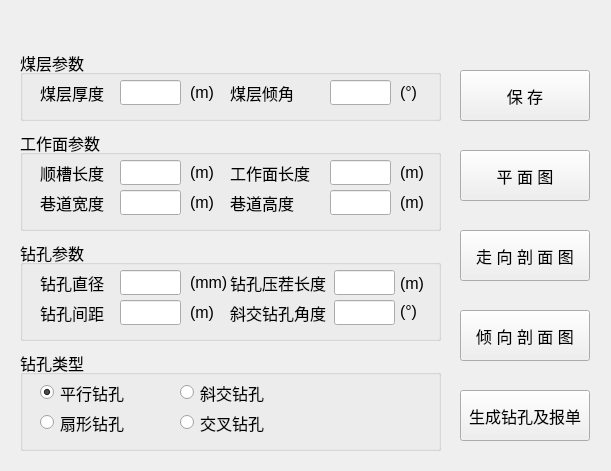
wyrover/cbm, file python/cbm/uifiles/gas_design_p2_3_dlg.ui: the form before one commit.
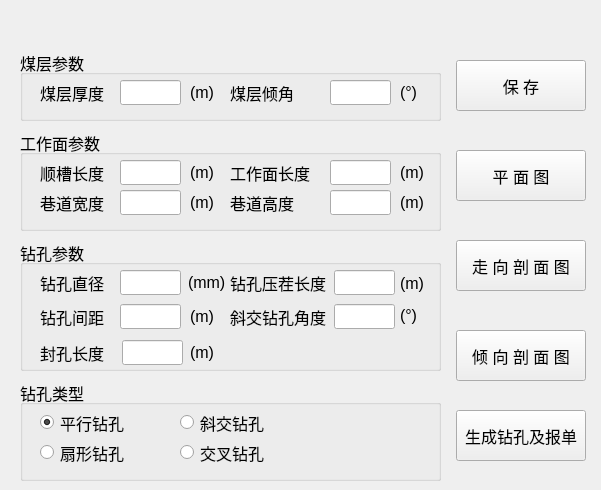
The form after the commit. Icons and pictures are not drawn.

Commit message: 1、掘进面抽采设计design_drilling_technology以及工作面抽采设计design_work_surf_technology增加一个“封孔长度”close_length字段 2、相应的代码同步更新（thrift、报表模板等）

Diff of the .ui file:
```diff
--- a/python/cbm/uifiles/gas_design_p2_3_dlg.ui
+++ b/python/cbm/uifiles/gas_design_p2_3_dlg.ui
@@ -6,8 +6,8 @@
    <rect>
     <x>0</x>
     <y>0</y>
-    <width>611</width>
-    <height>471</height>
+    <width>601</width>
+    <height>490</height>
    </rect>
   </property>
   <property name="windowTitle">
@@ -22,14 +22,14 @@
     <rect>
      <x>0</x>
      <y>30</y>
-     <width>611</width>
-     <height>441</height>
+     <width>601</width>
+     <height>461</height>
     </rect>
    </property>
    <widget class="QPushButton" name="plane_graph">
     <property name="geometry">
      <rect>
-      <x>460</x>
+      <x>456</x>
       <y>120</y>
       <width>130</width>
       <height>51</height>
@@ -50,7 +50,7 @@
       <x>20</x>
       <y>210</y>
       <width>421</width>
-      <height>101</height>
+      <height>131</height>
      </rect>
     </property>
     <property name="font">
@@ -65,7 +65,7 @@
      <property name="geometry">
       <rect>
        <x>100</x>
-       <y>60</y>
+       <y>64</y>
        <width>61</width>
        <height>25</height>
       </rect>
@@ -80,7 +80,7 @@
      <property name="geometry">
       <rect>
        <x>20</x>
-       <y>60</y>
+       <y>64</y>
        <width>81</width>
        <height>25</height>
       </rect>
@@ -131,7 +131,7 @@
      <property name="geometry">
       <rect>
        <x>210</x>
-       <y>60</y>
+       <y>64</y>
        <width>111</width>
        <height>25</height>
       </rect>
@@ -149,7 +149,7 @@
      <property name="geometry">
       <rect>
        <x>314</x>
-       <y>60</y>
+       <y>64</y>
        <width>61</width>
        <height>25</height>
       </rect>
@@ -197,7 +197,7 @@
      <property name="geometry">
       <rect>
        <x>380</x>
-       <y>59</y>
+       <y>63</y>
        <width>41</width>
        <height>25</height>
       </rect>
@@ -214,7 +214,7 @@
     <widget class="QLabel" name="label_18">
      <property name="geometry">
       <rect>
-       <x>170</x>
+       <x>168</x>
        <y>30</y>
        <width>41</width>
        <height>25</height>
@@ -233,7 +233,7 @@
      <property name="geometry">
       <rect>
        <x>170</x>
-       <y>60</y>
+       <y>64</y>
        <width>31</width>
        <height>25</height>
       </rect>
@@ -265,6 +265,52 @@
       <string>&lt;html&gt;&lt;head/&gt;&lt;body&gt;&lt;p&gt;(m)&lt;/p&gt;&lt;/body&gt;&lt;/html&gt;</string>
      </property>
     </widget>
+    <widget class="QLabel" name="label_41">
+     <property name="geometry">
+      <rect>
+       <x>170</x>
+       <y>100</y>
+       <width>31</width>
+       <height>25</height>
+      </rect>
+     </property>
+     <property name="text">
+      <string>(m)</string>
+     </property>
+    </widget>
+    <widget class="QLineEdit" name="close_length">
+     <property name="geometry">
+      <rect>
+       <x>102</x>
+       <y>100</y>
+       <width>61</width>
+       <height>25</height>
+      </rect>
+     </property>
+     <property name="font">
+      <font>
+       <pointsize>12</pointsize>
+      </font>
+     </property>
+    </widget>
+    <widget class="QLabel" name="label_42">
+     <property name="geometry">
+      <rect>
+       <x>20</x>
+       <y>100</y>
+       <width>71</width>
+       <height>25</height>
+      </rect>
+     </property>
+     <property name="font">
+      <font>
+       <pointsize>12</pointsize>
+      </font>
+     </property>
+     <property name="text">
+      <string>封孔长度</string>
+     </property>
+    </widget>
    </widget>
    <widget class="QGroupBox" name="groupBox">
     <property name="geometry">
@@ -389,8 +435,8 @@
    <widget class="QPushButton" name="dip_graph">
     <property name="geometry">
      <rect>
-      <x>460</x>
-      <y>280</y>
+      <x>456</x>
+      <y>300</y>
       <width>130</width>
       <height>51</height>
      </rect>
@@ -629,8 +675,8 @@
    <widget class="QPushButton" name="head_graph">
     <property name="geometry">
      <rect>
-      <x>460</x>
-      <y>200</y>
+      <x>456</x>
+      <y>210</y>
       <width>130</width>
       <height>51</height>
      </rect>
@@ -648,7 +694,7 @@
     <property name="geometry">
      <rect>
       <x>20</x>
-      <y>320</y>
+      <y>350</y>
       <width>421</width>
       <height>101</height>
      </rect>
@@ -740,8 +786,8 @@
    <widget class="QPushButton" name="create_report">
     <property name="geometry">
      <rect>
-      <x>460</x>
-      <y>360</y>
+      <x>456</x>
+      <y>380</y>
       <width>130</width>
       <height>51</height>
      </rect>
@@ -758,8 +804,8 @@
    <widget class="QPushButton" name="save">
     <property name="geometry">
      <rect>
-      <x>460</x>
-      <y>40</y>
+      <x>456</x>
+      <y>30</y>
       <width>130</width>
       <height>51</height>
      </rect>
@@ -782,7 +828,7 @@
     <rect>
      <x>0</x>
      <y>0</y>
-     <width>611</width>
+     <width>601</width>
      <height>31</height>
     </rect>
    </property>
@@ -846,7 +892,7 @@
    <widget class="QPushButton" name="btnMenu_Close">
     <property name="geometry">
      <rect>
-      <x>570</x>
+      <x>560</x>
       <y>0</y>
       <width>41</width>
       <height>31</height>
```
The commit also changes 24 other files.
